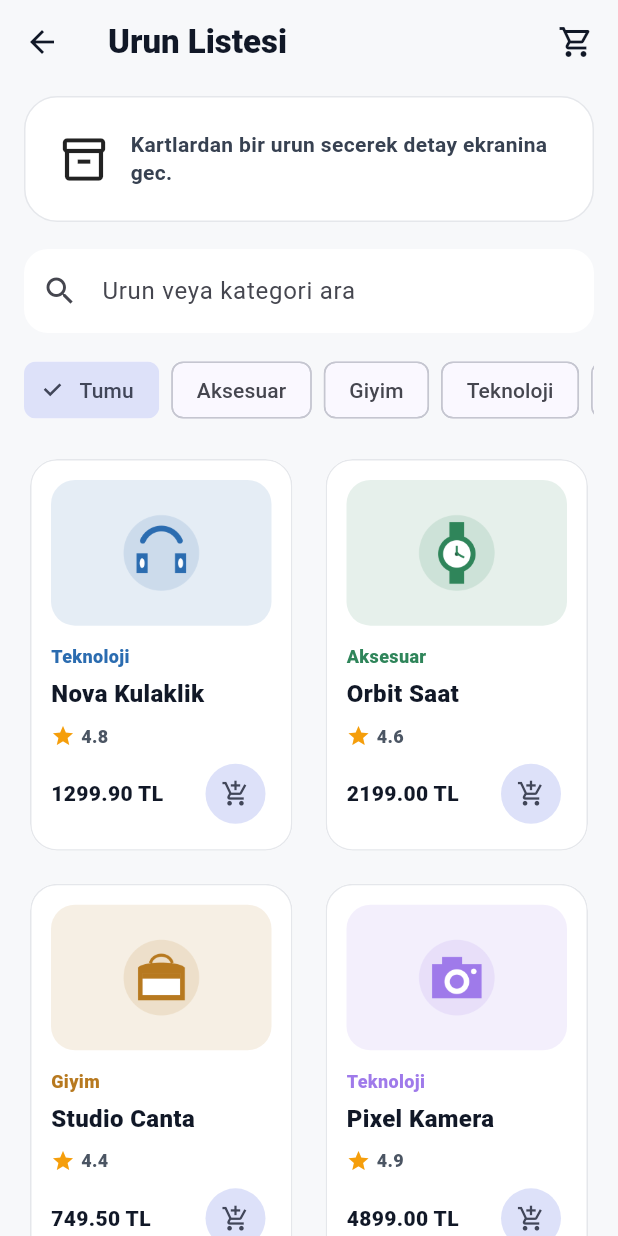
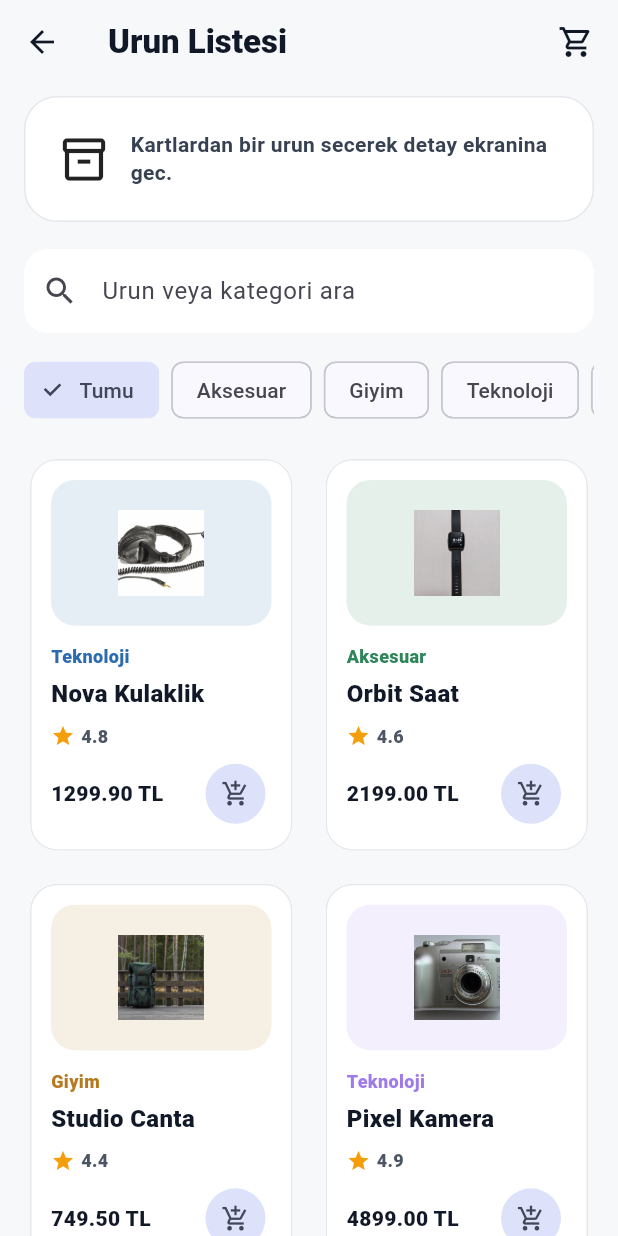
Before and after one commit to saiddemir94/flutterapp, a Flutter app: the ProductListScreen screen opened by its route, on a phone screen of 412 x 824 dp. Run offline on Flutter 3.47's test engine with Material 3 defaults, Android fonts, the phone set to English and light mode, and no system bars.

Commit message:
Use real product photos and detail features

```diff
--- a/lib/models/product.dart
+++ b/lib/models/product.dart
@@ -11,6 +11,7 @@ class Product {
     required this.icon,
     required this.imageAsset,
     required this.description,
+    required this.features,
   });
 
   final int id;
@@ -22,6 +23,7 @@ class Product {
   final IconData icon;
   final String imageAsset;
   final String description;
+  final List<String> features;
 
   factory Product.fromJson(Map<String, dynamic> json) {
     return Product(
@@ -34,6 +36,7 @@ class Product {
       icon: _iconFromName(json['icon'] as String),
       imageAsset: json['image'] as String,
       description: json['description'] as String,
+      features: List<String>.from(json['features'] as List<dynamic>? ?? []),
     );
   }
 
@@ -48,6 +51,7 @@ class Product {
       'icon': icon.codePoint,
       'image': imageAsset,
       'description': description,
+      'features': features,
     };
   }
 
--- a/lib/screens/home_screen.dart
+++ b/lib/screens/home_screen.dart
@@ -148,7 +148,7 @@ class _PreviewItem extends StatelessWidget {
       child: Column(
         children: [
           Expanded(
-            child: Image.asset(image, fit: BoxFit.contain),
+            child: Image.asset(image, fit: BoxFit.cover),
           ),
           const SizedBox(height: 10),
           Text(
--- a/lib/widgets/product_card.dart
+++ b/lib/widgets/product_card.dart
@@ -1,6 +1,7 @@
 import 'package:flutter/material.dart';
 
 import '../models/product.dart';
+import 'product_image.dart';
 
 class ProductCard extends StatelessWidget {
   const ProductCard({
@@ -36,17 +37,7 @@ class ProductCard extends StatelessWidget {
                   ),
                   child: Padding(
                     padding: const EdgeInsets.all(20),
-                    child: Image.asset(
-                      product.imageAsset,
-                      fit: BoxFit.contain,
-                      errorBuilder: (context, error, stackTrace) {
-                        return Icon(
-                          product.icon,
-                          size: 56,
-                          color: product.color,
-                        );
-                      },
-                    ),
+                    child: ProductImage(product: product),
                   ),
                 ),
               ),
--- /dev/null
+++ b/lib/widgets/product_image.dart
@@ -0,0 +1,25 @@
+import 'package:flutter/material.dart';
+
+import '../models/product.dart';
+
+class ProductImage extends StatelessWidget {
+  const ProductImage({
+    required this.product,
+    this.fit = BoxFit.contain,
+    super.key,
+  });
+
+  final Product product;
+  final BoxFit fit;
+
+  @override
+  Widget build(BuildContext context) {
+    return Image.asset(
+      product.imageAsset,
+      fit: fit,
+      errorBuilder: (context, error, stackTrace) {
+        return Icon(product.icon, size: 56, color: product.color);
+      },
+    );
+  }
+}
```
Also changed, not shown: assets/data/products.json (+12 -6 lines), lib/screens/product_detail_screen.dart (+28 -7 lines), assets/images/bag.png, assets/images/camera.png, assets/images/headphones.png, assets/images/speaker.png, assets/images/thermos.png, assets/images/watch.png, 2 other files.
